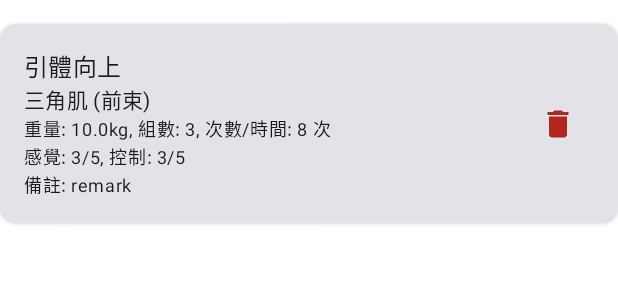
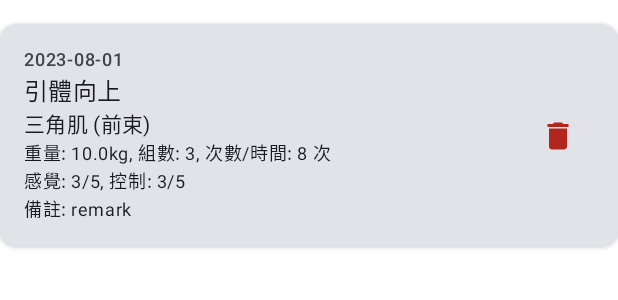
Before and after one commit to lily51527/workout-log, an Android app built with Jetpack Compose: the @Preview function WorkoutItemPreview, on a phone screen of 412 x 824 dp. Shown: the top 300 px of the screen. Run offline under Robolectric (Android 15) with nearby library versions, the phone set to English and light mode, and no system bars; our stand-ins replace Firebase (no records; nobody signed in at launch, a user with empty details on screens opened directly).

Commit message:
feat: Add date display to WorkoutItem.

```diff
--- a/app/src/main/java/idv/wennyli/workoutlog/ui/view/workoutLog/WorkoutLog.kt
+++ b/app/src/main/java/idv/wennyli/workoutlog/ui/view/workoutLog/WorkoutLog.kt
@@ -230,6 +230,11 @@ private fun WorkoutItem(
             Column(
                 modifier = Modifier.weight(1f)
             ) {
+                Text(
+                    text = workout.date,
+                    style = MaterialTheme.typography.labelMedium,
+                    color = MaterialTheme.colorScheme.onSurfaceVariant
+                )
                 Text(workout.exercise, style = MaterialTheme.typography.titleMedium)
                 Text(workout.muscleGroup, style = MaterialTheme.typography.bodyMedium)
                 Text(
```
